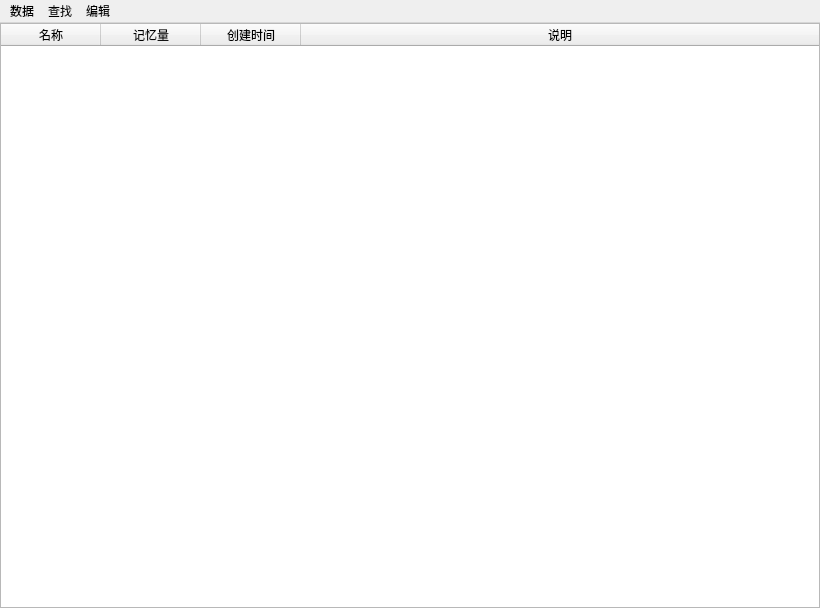
Above: ui/main.ui from zpyg/RemHelper before the change. Below: the same form after it.
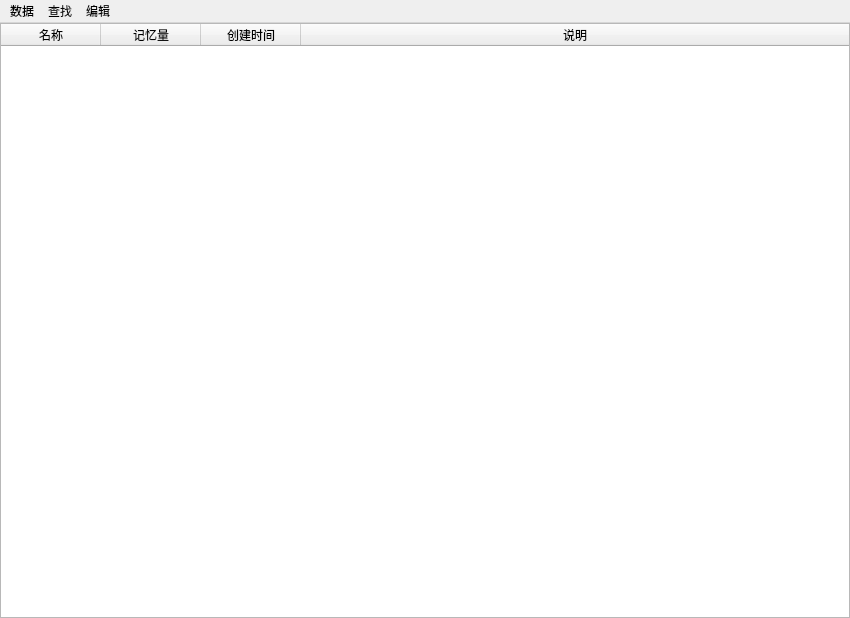
That is the form after the change.

What changed in the file:
```diff
--- a/ui/main.ui
+++ b/ui/main.ui
@@ -6,8 +6,8 @@
    <rect>
     <x>0</x>
     <y>0</y>
-    <width>820</width>
-    <height>608</height>
+    <width>850</width>
+    <height>618</height>
    </rect>
   </property>
   <property name="windowTitle">
@@ -118,7 +118,7 @@
     <rect>
      <x>0</x>
      <y>0</y>
-     <width>820</width>
+     <width>850</width>
      <height>23</height>
     </rect>
    </property>
```
Left out of the diff: 1 changed line with no effect on the pictures.
